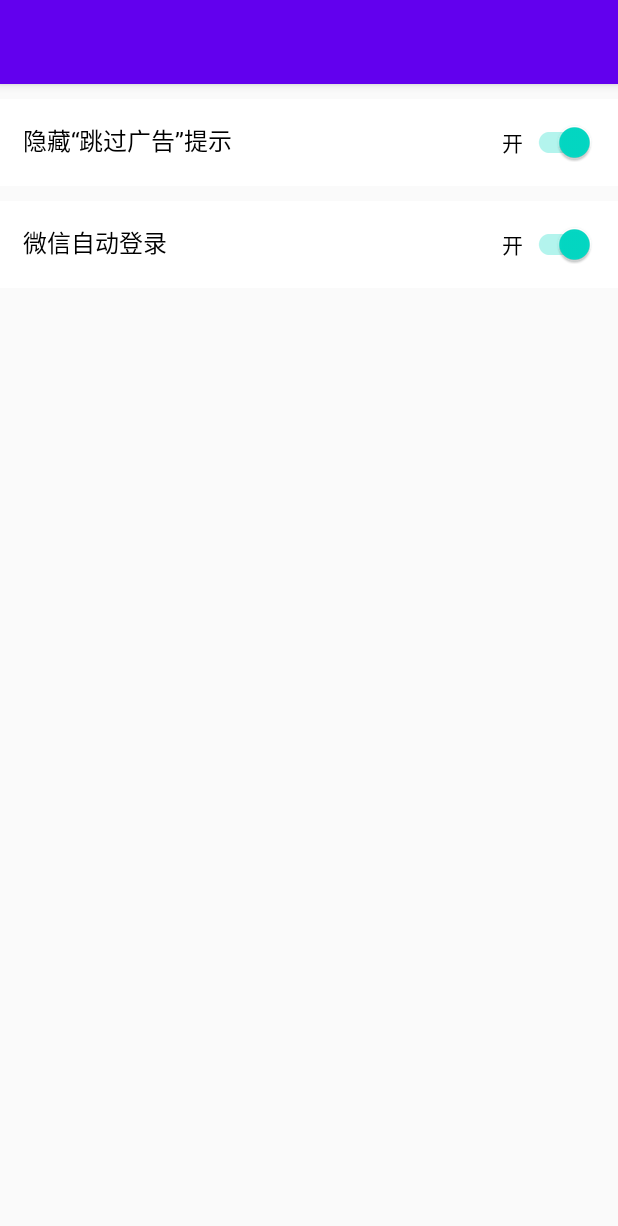
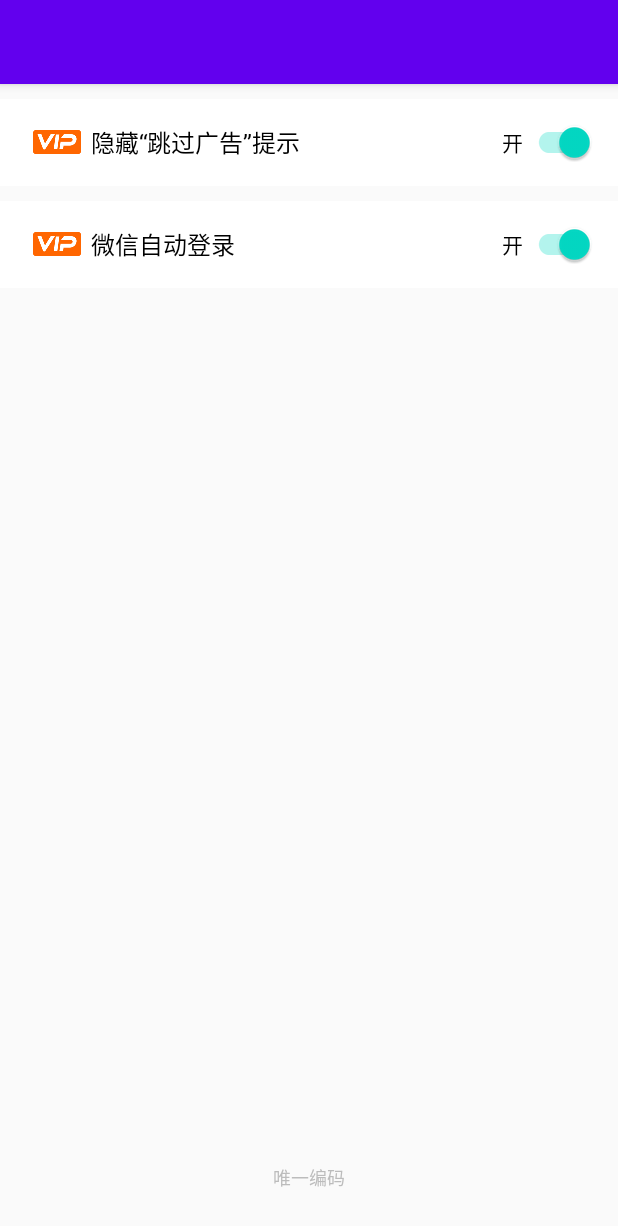
Before and after one commit to jingjing0327/ADJump, an Android app: the layout activity_setting.xml on its own in the app's theme, with its tools: preview values and no code run, on a phone screen of 412 x 824 dp. Shown: the top 1226 px of the screen. Run offline under Robolectric (Android 15) with nearby library versions, the phone set to English and light mode, and no system bars.

Commit message:
Signed-off-by: liqiong <liqiong@luojigou.vip>

```diff
--- a/app/src/main/AndroidManifest.xml
+++ b/app/src/main/AndroidManifest.xml
@@ -2,7 +2,10 @@
 <manifest xmlns:android="http://schemas.android.com/apk/res/android"
     package="com.lqcode.adjump">
 
+    <uses-permission android:name="android.permission.READ_PHONE_STATE" />
     <uses-permission android:name="android.permission.INTERNET" />
+    <uses-permission android:name="android.permission.ACCESS_NETWORK_STATE" />
+    <uses-permission android:name="android.permission.ACCESS_WIFI_STATE" />
 
     <application
         android:name=".MyApplication"
@@ -47,6 +50,8 @@
 
         <service android:name=".FloatWinfowServices" />
 
+        <activity android:name=".TestActivity" />
+
     </application>
 
     <supports-screens
--- a/app/src/main/java/com/lqcode/adjump/MainActivity.java
+++ b/app/src/main/java/com/lqcode/adjump/MainActivity.java
@@ -12,6 +12,7 @@ import com.lqcode.adjump.entity.Result;
 import com.lqcode.adjump.entity.db.DBAppConfig;
 import com.lqcode.adjump.frame.CacheTools;
 import com.lqcode.adjump.frame.XController;
+import com.lqcode.adjump.tools.Tools;
 import com.lqcode.adjump.tools.ValueTools;
 
 import java.util.HashMap;
@@ -37,6 +38,7 @@ public class MainActivity extends AppCompatActivity {
 
         setCacheAppsConfig();
         getNewApps();
+        Tools.getDeviceId();
     }
 
 
@@ -62,7 +64,7 @@ public class MainActivity extends AppCompatActivity {
         new Thread(() -> {
             try {
                 Request requestMd5 = new Request.Builder()
-                        .url("http://api.lqcode.cn/autoSkip/md5")
+                        .url("https://api.lqcode.cn/autoSkip/md5")
                         .build();
                 Response responseMd5 = CacheTools.getInstance().getClient().newCall(requestMd5).execute();
                 String bodyMd5 = responseMd5.body().string();
@@ -70,7 +72,7 @@ public class MainActivity extends AppCompatActivity {
                 String md5 = ValueTools.build().getString("appConfigMd5");
                 if (md5 != null) if (md5.equals(resultMd5.getData().toString())) return;
                 Request request = new Request.Builder()
-                        .url("http://api.lqcode.cn/autoSkip/test")
+                        .url("https://api.lqcode.cn/autoSkip/get")
                         .build();
                 Response response = CacheTools.getInstance().getClient().newCall(request).execute();
                 String result = response.body().string();
--- a/app/src/main/java/com/lqcode/adjump/SettingActivity.java
+++ b/app/src/main/java/com/lqcode/adjump/SettingActivity.java
@@ -1,6 +1,7 @@
 package com.lqcode.adjump;
 
 import android.os.Bundle;
+import android.widget.TextView;
 
 import androidx.annotation.Nullable;
 import androidx.appcompat.app.AppCompatActivity;
@@ -8,6 +9,7 @@ import androidx.appcompat.widget.SwitchCompat;
 import androidx.appcompat.widget.Toolbar;
 
 import com.lqcode.adjump.frame.CacheTools;
+import com.lqcode.adjump.tools.Tools;
 import com.lqcode.adjump.tools.ValueTools;
 
 
@@ -32,5 +34,8 @@ public class SettingActivity extends AppCompatActivity {
         weixinAutoLoginSwitch.setChecked(ValueTools.build().getInt("weixin_auto_login_switch") > 0);
         jumpToastSwitch.setOnCheckedChangeListener((compoundButton, b) -> ValueTools.build().putInt("jump_toast_switch", b ? 1 : 0));
         weixinAutoLoginSwitch.setOnCheckedChangeListener((compoundButton, b) -> ValueTools.build().putInt("weixin_auto_login_switch", b ? 1 : 0));
+
+
+        ((TextView) findViewById(R.id.device_id_tv)).setText("设备编码：\n" + Tools.getDeviceId());
     }
 }
--- a/app/src/main/java/com/lqcode/adjump/SkipService.java
+++ b/app/src/main/java/com/lqcode/adjump/SkipService.java
@@ -255,7 +255,7 @@ public class SkipService extends AccessibilityService {
                     XController.getInstance().getDb().autoJumpConfigDao().getAll();
             RequestBody body = RequestBody.create(JSON.toJSONString(dbAutoJumpConfigList), MediaType.parse("application/json; charset=utf-8"));
             Request request = new Request.Builder()
-                    .url("http://api.lqcode.cn/autoSkip/upload")
+                    .url("https://api.lqcode.cn/autoSkip/upload")
                     .post(body)
                     .build();
             try {
@@ -320,7 +320,7 @@ public class SkipService extends AccessibilityService {
     @RequiresApi(api = Build.VERSION_CODES.N)
     private void onTouch(Rect rect) {
         Log.d(TAG, "====onTouch====");
-        Boolean b = dispatchGesture(createClick(rect.left + 1, rect.top + 1), new GestureResultCallback() {
+        Boolean b = dispatchGesture(createClick(rect.left, rect.top), new GestureResultCallback() {
             @Override
             public void onCancelled(GestureDescription gestureDescription) {
                 super.onCancelled(gestureDescription);
--- a/app/src/main/res/layout/activity_setting.xml
+++ b/app/src/main/res/layout/activity_setting.xml
@@ -1,7 +1,6 @@
 <?xml version="1.0" encoding="utf-8"?>
 <RelativeLayout xmlns:android="http://schemas.android.com/apk/res/android"
     xmlns:app="http://schemas.android.com/apk/res-auto"
-    xmlns:tools="http://schemas.android.com/tools"
     android:layout_width="match_parent"
     android:layout_height="match_parent">
 
@@ -22,20 +21,30 @@
 
     <RelativeLayout
         android:id="@+id/toast_layout"
-        android:layout_marginTop="10dp"
         android:layout_width="wrap_content"
         android:layout_height="wrap_content"
         android:layout_below="@id/app_bar_layout"
+        android:layout_marginTop="10dp"
         android:background="@android:color/white"
         android:gravity="center_vertical"
         android:padding="15dp">
+
+        <ImageView
+            android:id="@+id/vip"
+            android:layout_width="45dp"
+            android:layout_height="16dp"
+            android:layout_centerVertical="true"
+            android:src="@mipmap/vip" />
 
         <TextView
             android:id="@+id/jump_toast_tip"
             android:layout_width="match_parent"
             android:layout_height="wrap_content"
+            android:layout_centerVertical="true"
+            android:layout_toRightOf="@id/vip"
             android:text="隐藏“跳过广告”提示"
             android:textColor="#000000"
+
             android:textSize="16sp" />
 
         <androidx.appcompat.widget.SwitchCompat
@@ -43,6 +52,7 @@
             android:layout_width="wrap_content"
             android:layout_height="wrap_content"
             android:layout_alignParentEnd="true"
+            android:layout_centerVertical="true"
             android:checked="true"
             android:text="开" />
     </RelativeLayout>
@@ -56,10 +66,19 @@
         android:gravity="center_vertical"
         android:padding="15dp">
 
+        <ImageView
+            android:id="@+id/vip_002"
+            android:layout_width="45dp"
+            android:layout_height="16dp"
+            android:layout_centerVertical="true"
+            android:src="@mipmap/vip" />
+
         <TextView
             android:id="@+id/weixin_auto_login"
             android:layout_width="match_parent"
             android:layout_height="wrap_content"
+            android:layout_centerVertical="true"
+            android:layout_toRightOf="@id/vip_002"
             android:text="微信自动登录"
             android:textColor="#000000"
             android:textSize="16sp" />
@@ -69,7 +88,22 @@
             android:layout_width="wrap_content"
             android:layout_height="wrap_content"
             android:layout_alignParentEnd="true"
+            android:layout_centerVertical="true"
             android:checked="true"
             android:text="开" />
     </RelativeLayout>
+
+
+    <TextView
+        android:id="@+id/device_id_tv"
+        android:layout_width="wrap_content"
+        android:layout_height="wrap_content"
+        android:layout_alignParentBottom="true"
+        android:layout_centerHorizontal="true"
+        android:layout_marginBottom="30dp"
+        android:text="唯一编码"
+        android:textColor="#BCBCBC"
+        android:textSize="12sp" />
+
+
 </RelativeLayout>
```
Also changed, not shown: app/build.gradle (+3 -6 lines), app/src/main/java/com/lqcode/adjump/AboutActivity.java (+8 -1 lines), app/src/main/java/com/lqcode/adjump/FirstFragment.java (+8 -0 lines), app/src/main/java/com/lqcode/adjump/MyApplication.java (+5 -4 lines), app/src/main/java/com/lqcode/adjump/TestActivity.java (added, +95 -0 lines), app/src/main/java/com/lqcode/adjump/tools/Tools.java (added, +14 -0 lines), app/src/main/res/layout/activity_about.xml (+37 -3 lines), app/src/main/res/layout/activity_test.xml (added, +11 -0 lines), app/src/main/res/mipmap-mdpi/vip.png (added), app/src/main/res/mipmap-xhdpi/vip.png (added), app/src/main/res/mipmap-xxhdpi/vip.png (added), app/src/main/res/mipmap-xxxhdpi/vip.png (added).
